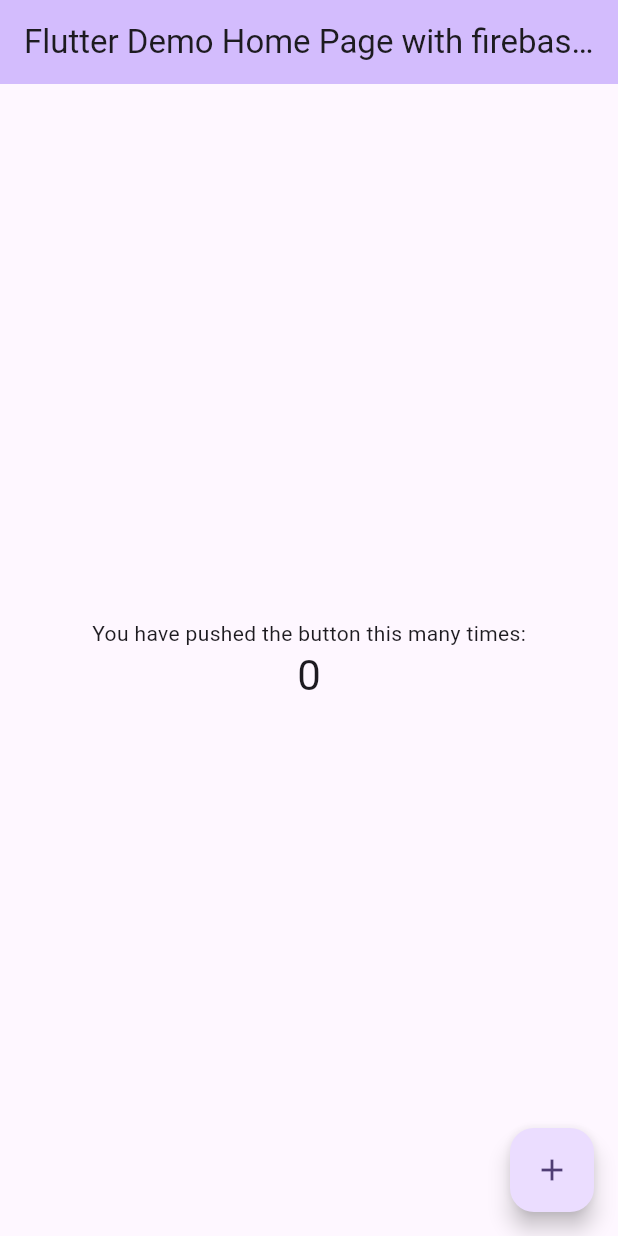
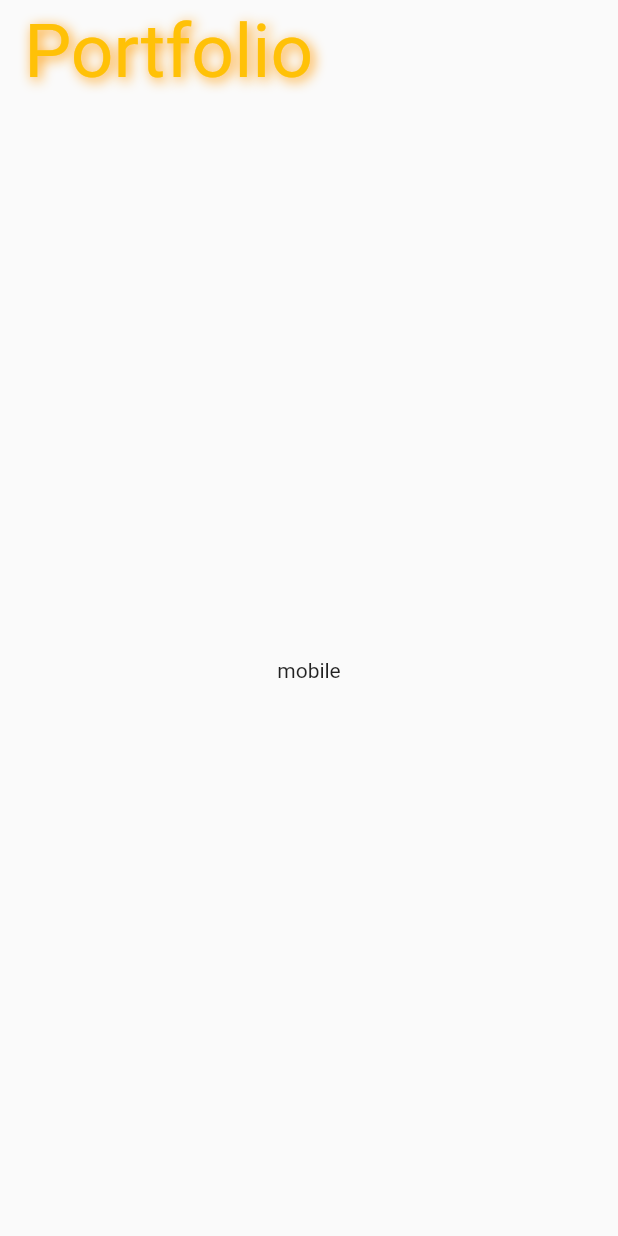
Before and after one commit to vaibhavrajsinghSys/Portfolio, a Flutter app: the screen it shows after launch, on a phone screen of 412 x 824 dp. Run offline on Flutter 3.47's test engine with Material 2 defaults, Android fonts, the phone set to English and light mode, and no system bars; our stand-ins replace firebase_core; accounts and stored records are empty.

Commit message:
feature/Application_dark_light_themes - implementation of dark and light theme in the login page. - dynamic screen loader for all screen type. - dummy login pages for desktop,tablet,mobile.

```diff
--- a/lib/Utils/Themes.dart
+++ b/lib/Utils/Themes.dart
@@ -4,41 +4,38 @@ import 'package:flutter/material.dart';
 
 class CustomThemes {
   final lightThemes = ThemeData(
-    // This is the theme of your application.
-    //
-    // TRY THIS: Try running your application with "flutter run". You'll see
-    // the application has a blue toolbar. Then, without quitting the app,
-    // try changing the seedColor in the colorScheme below to Colors.green
-    // and then invoke "hot reload" (save your changes or press the "hot
-    // reload" button in a Flutter-supported IDE, or press "r" if you used
-    // the command line to start the app).
-    //
-    // Notice that the counter didn't reset back to zero; the application
-    // state is not lost during the reload. To reset the state, use hot
-    // restart instead.
-    //
-    // This works for code too, not just values: Most code changes can be
-    // tested with just a hot reload.
-    colorScheme: ColorScheme.fromSeed(seedColor: Colors.deepPurple),
-    useMaterial3: true,
-  );
+      appBarTheme: const AppBarTheme(
+          color: Colors.transparent,
+          shadowColor: Colors.transparent,
+          toolbarHeight: 70,
+          centerTitle: false,
+          titleTextStyle: TextStyle(
+            color: Colors.amber,
+            fontSize: 50,
+            shadows: [
+              Shadow(
+                blurRadius: 10.0,
+                color: Colors.orange,
+                offset: Offset(2.0, 2.0),
+              ),
+            ],
+          )));
   final darkTheme = ThemeData(
-    // This is the theme of your application.
-    //
-    // TRY THIS: Try running your application with "flutter run". You'll see
-    // the application has a blue toolbar. Then, without quitting the app,
-    // try changing the seedColor in the colorScheme below to Colors.green
-    // and then invoke "hot reload" (save your changes or press the "hot
-    // reload" button in a Flutter-supported IDE, or press "r" if you used
-    // the command line to start the app).
-    //
-    // Notice that the counter didn't reset back to zero; the application
-    // state is not lost during the reload. To reset the state, use hot
-    // restart instead.
-    //
-    // This works for code too, not just values: Most code changes can be
-    // tested with just a hot reload.
-    colorScheme: ColorScheme.fromSeed(seedColor: Colors.deepOrange),
-    useMaterial3: true,
-  );
+      appBarTheme: const AppBarTheme(
+          color: Colors.transparent,
+          shadowColor: Colors.transparent,
+          toolbarHeight: 70,
+          centerTitle: false,
+          elevation: 15,
+          titleTextStyle: TextStyle(
+            color: Colors.blueGrey,
+            fontSize: 50,
+            shadows: [
+              Shadow(
+                blurRadius: 10.0,
+                color: Colors.blueGrey,
+                offset: Offset(2.0, 2.0),
+              ),
+            ],
+          )));
 }
--- /dev/null
+++ b/lib/Utils/screenSize.dart
@@ -0,0 +1,17 @@
+// ignore_for_file: file_names
+
+enum ScreenTypes { desktop, tablet, mobile, noscreen }
+
+class ScreenSize {
+  ScreenTypes getScreenSize(double screen) {
+    if (screen >= 1000) {
+      return ScreenTypes.desktop;
+    } else if (screen < 1000 && screen > 650) {
+      return ScreenTypes.tablet;
+    } else if (screen <= 650 && screen > 250) {
+      return ScreenTypes.mobile;
+    } else {
+      return ScreenTypes.noscreen;
+    }
+  }
+}
--- /dev/null
+++ b/lib/View/loginPage.dart
@@ -0,0 +1,65 @@
+// ignore_for_file: file_names
+
+import 'package:flutter/material.dart';
+import 'package:portfolio/Utils/screenSize.dart';
+
+class MyLoginPage extends StatefulWidget {
+  const MyLoginPage({super.key});
+
+  @override
+  State<MyLoginPage> createState() => _MyLoginPageState();
+}
+
+class _MyLoginPageState extends State<MyLoginPage> {
+  @override
+  Widget build(BuildContext context) {
+    ScreenSize screenSize = ScreenSize();
+    Size size = MediaQuery.of(context).size;
+    ScreenTypes type = screenSize.getScreenSize(size.width);
+    switch (type) {
+      case ScreenTypes.desktop:
+        return desktopView();
+      case ScreenTypes.tablet:
+        return tableView();
+      case ScreenTypes.mobile:
+        return mobileView();
+      case ScreenTypes.noscreen:
+        return emptyScreenView();
+    }
+  }
+
+  Widget desktopView() {
+    return Scaffold(
+      appBar: AppBar(
+        title: const Text("Portfolio"),
+      ),
+      body: const Center(child: Text("desktop")),
+    );
+  }
+
+  Widget tableView() {
+    return Scaffold(
+      appBar: AppBar(
+        title: const Text("Portfolio"),
+      ),
+      body: const Center(child: Text("tablet")),
+    );
+  }
+
+  Widget mobileView() {
+    return Scaffold(
+      appBar: AppBar(
+        title: const Text("Portfolio"),
+      ),
+      body: const Center(child: Text("mobile")),
+    );
+  }
+
+  Widget emptyScreenView() {
+    return const Center(
+      child: Scaffold(
+        body: Center(child: Text("This screen size is not supported!")),
+      ),
+    );
+  }
+}
--- a/lib/main.dart
+++ b/lib/main.dart
@@ -1,5 +1,8 @@
+// import 'package:cloud_firestore/cloud_firestore.dart';
 import 'package:flutter/material.dart';
 import 'package:firebase_core/firebase_core.dart';
+import 'package:portfolio/Utils/Themes.dart';
+import 'View/loginPage.dart';
 import 'firebase_options.dart';
 
 void main() async {
@@ -15,116 +18,12 @@ class MyApp extends StatelessWidget {
   // This widget is the root of your application.
   @override
   Widget build(BuildContext context) {
+    // var firebaseDatabase = FirebaseFirestore.instance;
     return MaterialApp(
-      title: 'Flutter Demo',
-      theme: ThemeData(
-        // This is the theme of your application.
-        //
-        // TRY THIS: Try running your application with "flutter run". You'll see
-        // the application has a blue toolbar. Then, without quitting the app,
-        // try changing the seedColor in the colorScheme below to Colors.green
-        // and then invoke "hot reload" (save your changes or press the "hot
-        // reload" button in a Flutter-supported IDE, or press "r" if you used
-        // the command line to start the app).
-        //
-        // Notice that the counter didn't reset back to zero; the application
-        // state is not lost during the reload. To reset the state, use hot
-        // restart instead.
-        //
-        // This works for code too, not just values: Most code changes can be
-        // tested with just a hot reload.
-        colorScheme: ColorScheme.fromSeed(seedColor: Colors.deepPurple),
-        useMaterial3: true,
-      ),
-      home: const MyHomePage(title: 'Flutter Demo Home Page with firebase!'),
+      title: 'Portfolio',
+      theme: CustomThemes().lightThemes,
+      darkTheme: CustomThemes().darkTheme,
+      home: const MyLoginPage(),
     );
   }
 }
-
-class MyHomePage extends StatefulWidget {
-  const MyHomePage({super.key, required this.title});
-
-  // This widget is the home page of your application. It is stateful, meaning
-  // that it has a State object (defined below) that contains fields that affect
-  // how it looks.
-
-  // This class is the configuration for the state. It holds the values (in this
-  // case the title) provided by the parent (in this case the App widget) and
-  // used by the build method of the State. Fields in a Widget subclass are
-  // always marked "final".
-
-  final String title;
-
-  @override
-  State<MyHomePage> createState() => _MyHomePageState();
-}
-
-class _MyHomePageState extends State<MyHomePage> {
-  int _counter = 0;
-
-  void _incrementCounter() {
-    setState(() {
-      // This call to setState tells the Flutter framework that something has
-      // changed in this State, which causes it to rerun the build method below
-      // so that the display can reflect the updated values. If we changed
-      // _counter without calling setState(), then the build method would not be
-      // called again, and so nothing would appear to happen.
-      _counter++;
-    });
-  }
-
-  @override
-  Widget build(BuildContext context) {
-    // This method is rerun every time setState is called, for instance as done
-    // by the _incrementCounter method above.
-    //
-    // The Flutter framework has been optimized to make rerunning build methods
-    // fast, so that you can just rebuild anything that needs updating rather
-    // than having to individually change instances of widgets.
-    return Scaffold(
-      appBar: AppBar(
-        // TRY THIS: Try changing the color here to a specific color (to
-        // Colors.amber, perhaps?) and trigger a hot reload to see the AppBar
-        // change color while the other colors stay the same.
-        backgroundColor: Theme.of(context).colorScheme.inversePrimary,
-        // Here we take the value from the MyHomePage object that was created by
-        // the App.build method, and use it to set our appbar title.
-        title: Text(widget.title),
-      ),
-      body: Center(
-        // Center is a layout widget. It takes a single child and positions it
-        // in the middle of the parent.
-        child: Column(
-          // Column is also a layout widget. It takes a list of children and
-          // arranges them vertically. By default, it sizes itself to fit its
-          // children horizontally, and tries to be as tall as its parent.
-          //
-          // Column has various properties to control how it sizes itself and
-          // how it positions its children. Here we use mainAxisAlignment to
-          // center the children vertically; the main axis here is the vertical
-          // axis because Columns are vertical (the cross axis would be
-          // horizontal).
-          //
-          // TRY THIS: Invoke "debug painting" (choose the "Toggle Debug Paint"
-          // action in the IDE, or press "p" in the console), to see the
-          // wireframe for each widget.
-          mainAxisAlignment: MainAxisAlignment.center,
-          children: <Widget>[
-            const Text(
-              'You have pushed the button this many times:',
-            ),
-            Text(
-              '$_counter',
-              style: Theme.of(context).textTheme.headlineMedium,
-            ),
-          ],
-        ),
-      ),
-      floatingActionButton: FloatingActionButton(
-        onPressed: _incrementCounter,
-        tooltip: 'Increment',
-        child: const Icon(Icons.add),
-      ), // This trailing comma makes auto-formatting nicer for build methods.
-    );
-  }
-}
```
Also changed, not shown: 1 other file.
